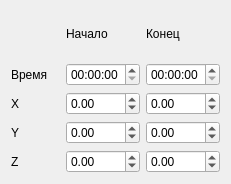
The window that MyAnimatedCoordParams.ui (VolodyaLarin/cg-course) describes before a commit, drawn with Qt 5.
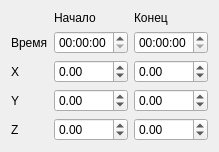
The same window after the commit.

```diff
--- a/MyAnimatedCoordParams.ui
+++ b/MyAnimatedCoordParams.ui
@@ -6,8 +6,8 @@
    <rect>
     <x>0</x>
     <y>0</y>
-    <width>231</width>
-    <height>184</height>
+    <width>207</width>
+    <height>150</height>
    </rect>
   </property>
   <property name="windowTitle">
```
